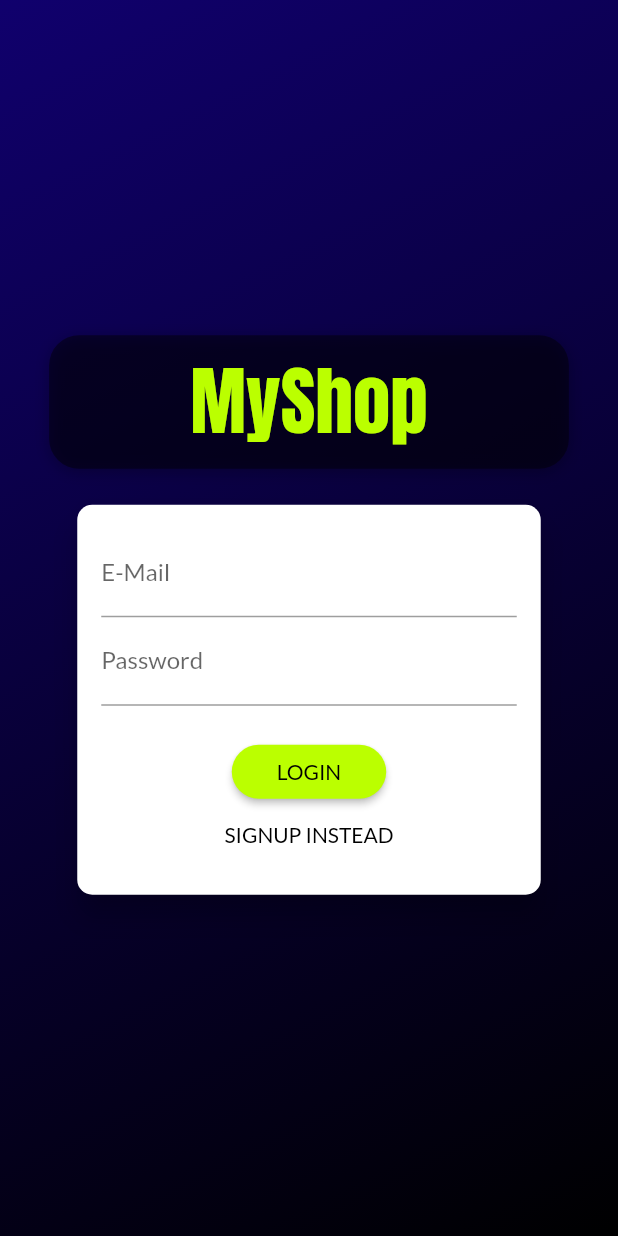
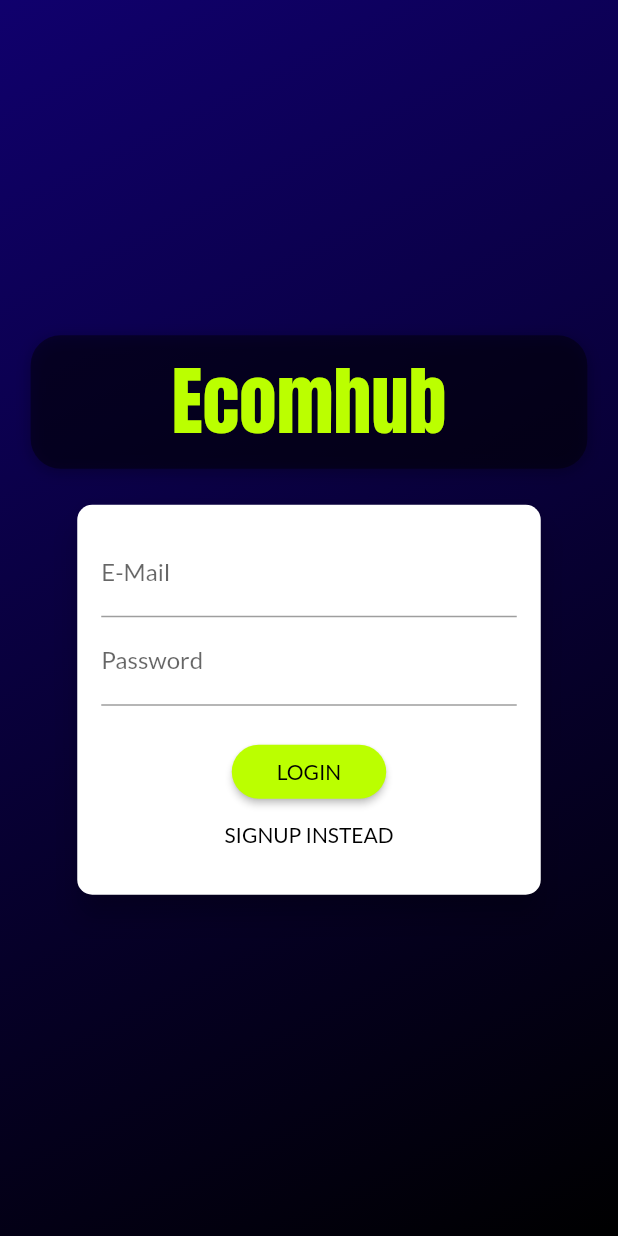
Before and after one commit to MBA-997/EcomHub, a Flutter app: the screen it shows after launch, on a phone screen of 412 x 824 dp. Run offline on Flutter 3.47's test engine with Material 2 defaults, Android fonts, the phone set to English and light mode, and no system bars; our stand-ins replace shared_preferences.

Commit message:
Changed title

```diff
--- a/lib/screens/auth_screen.dart
+++ b/lib/screens/auth_screen.dart
@@ -1,5 +1,3 @@
-import 'dart:math';
-
 import 'package:flutter/material.dart';
 import 'package:provider/provider.dart';
 
@@ -60,7 +58,7 @@ class AuthScreen extends StatelessWidget {
                         ],
                       ),
                       child: Text(
-                        'MyShop',
+                        'Ecomhub',
                         style: TextStyle(
                           color: Theme.of(context).colorScheme.secondary,
                           fontSize: 50,
```
